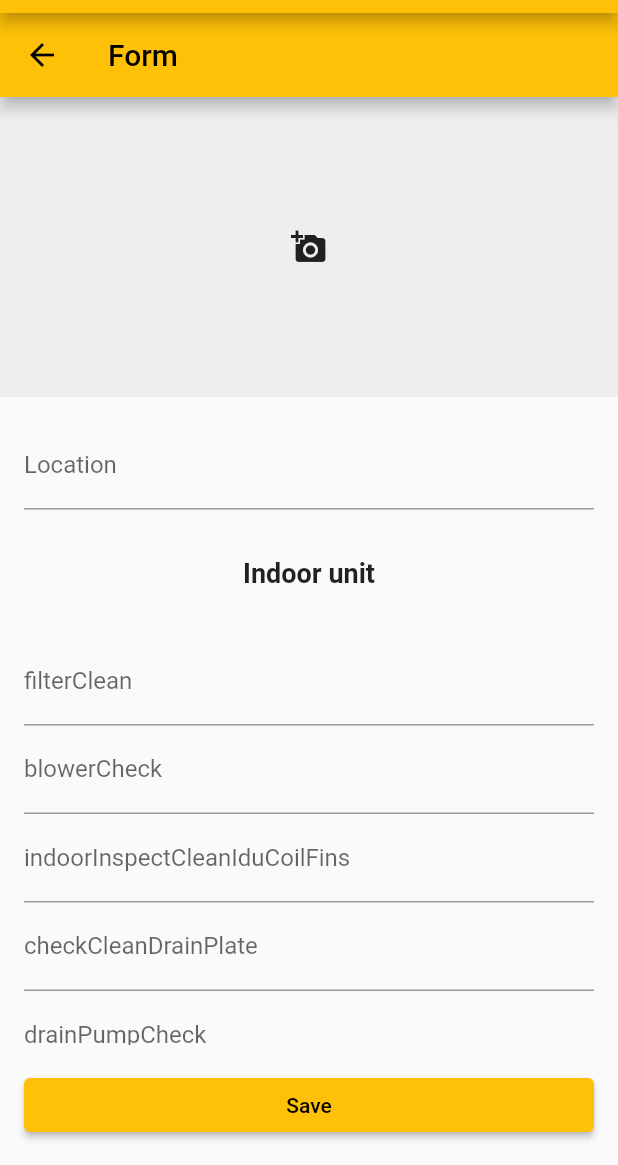
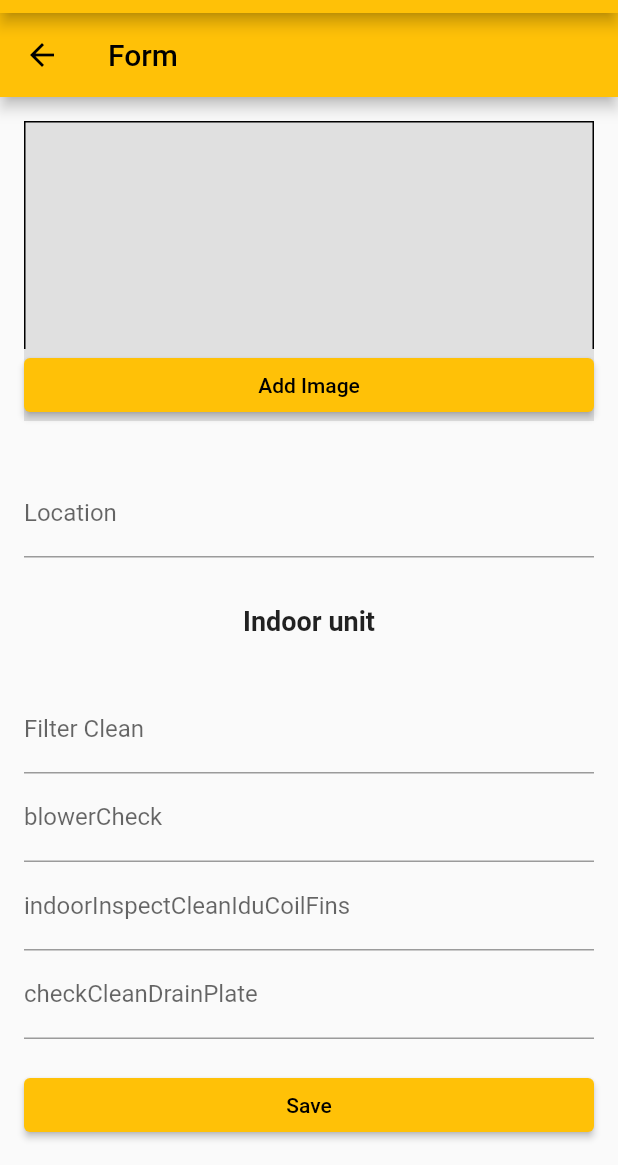
Before and after one commit to gihanjayakuru/AvaniApp, a Flutter app: the screen it shows after launch, on a phone screen of 412 x 824 dp, the part 71-1236 px from its top. Run offline on Flutter 3.47's test engine with Material 2 defaults, Android fonts, the phone set to English and light mode, and no system bars; our stand-ins replace image_picker, sqflite; accounts and stored records are empty.

Commit message:
Fixed Issues in all[works fine all functions]

```diff
--- a/lib/database_helper.dart
+++ b/lib/database_helper.dart
@@ -141,10 +141,10 @@
     );
   }
 
-  Future<bool> saveImage(int formId, File imageFile) async {
+  Future<bool> saveImage(int formId, File _image) async {
     final db = await instance.database;
-    final imagePath = imageFile.path;
-    final bytes = await imageFile.readAsBytes();
+    final imagePath = _image.path;
+    final bytes = await _image.readAsBytes();
     final imageName = path.basename(imagePath);
     final imageMap = {
       'form_id': formId,
--- a/lib/location_list.dart
+++ b/lib/location_list.dart
@@ -345,15 +345,15 @@
         items: [
           BottomNavigationBarItem(
             icon: Icon(Icons.home),
-            label: 'Home',
+            label: 'Add Locations',
           ),
           BottomNavigationBarItem(
             icon: Icon(Icons.list),
-            label: 'LocationList',
+            label: 'Location List',
           ),
           BottomNavigationBarItem(
             icon: Icon(Icons.list),
-            label: 'ServiceList',
+            label: 'Service List',
           ),
         ],
       ),
--- a/lib/my_form_screen.dart
+++ b/lib/my_form_screen.dart
@@ -50,7 +50,12 @@
   // Variables for handling image
   String imagePath = '';
   // Variables for handling image
-  File? imageFile;
+  // File? imageFile;
+
+  File? _image;
+
+  // This is the image picker
+  final _picker = ImagePicker();
 
   @override
   void dispose() {
@@ -82,11 +87,11 @@
     super.dispose();
   }
 
-  void _resetImage() {
-    setState(() {
-      imageFile = null;
-    });
-  }
+  // void _resetImage() {
+  //   setState(() {
+  //     imageFile = null;
+  //   });
+  // }
 
   @override
   Widget build(BuildContext context) {
@@ -108,26 +113,42 @@
           key: _formKey,
           child: Column(
             children: [
-              Container(
-                width: double.infinity,
-                height: 200,
-                color: Colors.grey.shade200,
-                child: imageFile == null
-                    ? Center(
-                        child: IconButton(
-                          icon: Icon(Icons.add_a_photo),
+              Padding(
+                padding: const EdgeInsets.all(16.0),
+                child: Stack(
+                  children: [
+                    Container(
+                      height: 200, // Adjust the height as per your requirement
+                      decoration: BoxDecoration(
+                        color: Colors.grey[300],
+                        border: Border.all(color: Colors.black),
+                      ),
+                      child: _image != null
+                          ? Image.file(_image!, fit: BoxFit.cover)
+                          : null,
+                    ),
+                    Positioned(
+                      bottom: 0,
+                      left: 0,
+                      right: 0,
+                      child: Container(
+                        color: Colors.grey[300],
+                        child: ElevatedButton(
                           onPressed: () {
                             setState(() {
-                              imageFile = null;
+                              _image = null;
                             });
-                            _selectImage();
+                            _openImagePicker();
                           },
+                          child: const Text('Add Image'),
                         ),
-                      )
-                    : Image.file(imageFile!),
+                      ),
+                    ),
+                  ],
+                ),
               ),
               Padding(
-                padding: EdgeInsets.all(16.0),
+                padding: const EdgeInsets.all(16.0),
                 child: TextFormField(
                   controller: locationController,
                   decoration: InputDecoration(labelText: 'Location'),
@@ -155,10 +176,10 @@
                   children: [
                     TextFormField(
                       controller: filterCleanController,
-                      decoration: InputDecoration(labelText: 'filterClean'),
+                      decoration: InputDecoration(labelText: 'Filter Clean'),
                       validator: (value) {
                         if (value == null || value.isEmpty) {
-                          return 'Please enter the filterClean';
+                          return 'Please enter the filter clean';
                         }
                         return null;
                       },
@@ -380,10 +401,10 @@
                     ),
                     TextFormField(
                       controller: technicianNameController,
-                      decoration: InputDecoration(labelText: 'technicianName'),
+                      decoration: InputDecoration(labelText: 'Technician Name'),
                       validator: (value) {
                         if (value == null || value.isEmpty) {
-                          return 'Please enter the technicianName';
+                          return 'Please enter the technician name';
                         }
                         return null;
                       },
@@ -391,13 +412,10 @@
                   ],
                 ),
               ),
-
-              //
             ],
           ),
         ),
       ),
-      /////////
       bottomNavigationBar: Padding(
         padding: const EdgeInsets.all(16.0),
         child: ElevatedButton(
@@ -413,12 +431,23 @@
     );
   }
 
-  void _selectImage() async {
-    final picker = ImagePicker();
-    final pickedImage = await picker.getImage(source: ImageSource.gallery);
+  // void _selectImage() async {
+  //   final picker = ImagePicker();
+  //   final pickedImage = await picker.getImage(source: ImageSource.gallery);
+  //   if (pickedImage != null) {
+  //     setState(() {
+  //       imageFile = File(pickedImage.path);
+  //     });
+  //   }
+  // }
+
+  // Implementing the image picker
+  Future<void> _openImagePicker() async {
+    final XFile? pickedImage =
+        await _picker.pickImage(source: ImageSource.camera);
     if (pickedImage != null) {
       setState(() {
-        imageFile = File(pickedImage.path);
+        _image = File(pickedImage.path);
       });
     }
   }
@@ -484,8 +513,7 @@
     int id = await DatabaseHelper.instance.insertFormData(formData);
     print('Form data saved with ID: $id');
 
-    final isImageSaved =
-        await DatabaseHelper.instance.saveImage(id, imageFile!);
+    final isImageSaved = await DatabaseHelper.instance.saveImage(id, _image!);
     if (isImageSaved) {
       // Image data was inserted successfully
       print(' Image data was inserted successfully');
```
